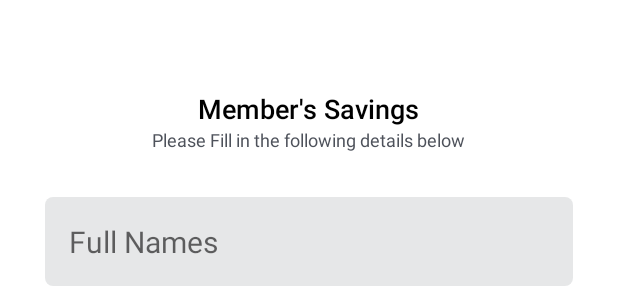
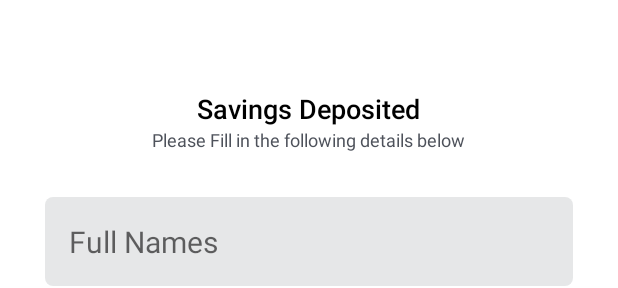
Before and after one commit to Yosefe27/DiscoverAgric, an Android app: the layout activity_bookwriter_add_savings.xml on its own in the app's theme, with its tools: preview values and no code run, on a phone screen of 412 x 824 dp. Shown: the top 288 px of the screen. Run offline under Robolectric (Android 15) with nearby library versions, the phone set to English and light mode, and no system bars.

Commit message:
Form for Book writer adding savings

```diff
--- a/app/src/main/res/layout/activity_bookwriter_add_savings.xml
+++ b/app/src/main/res/layout/activity_bookwriter_add_savings.xml
@@ -35,7 +35,7 @@
         <TextView
             android:layout_width="wrap_content"
             android:layout_height="wrap_content"
-            android:text="Member's Savings"
+            android:text="Savings Deposited"
             android:textSize="18sp"
             android:textColor="@color/black"
             android:fontFamily="sans-serif-medium"/>
```
